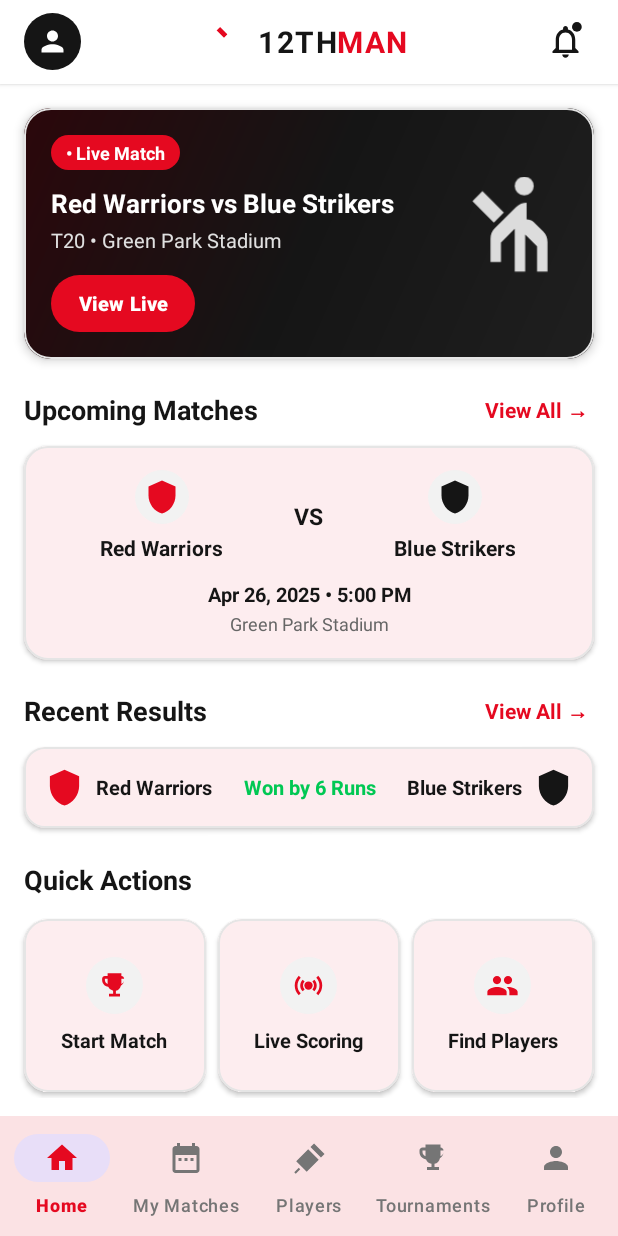
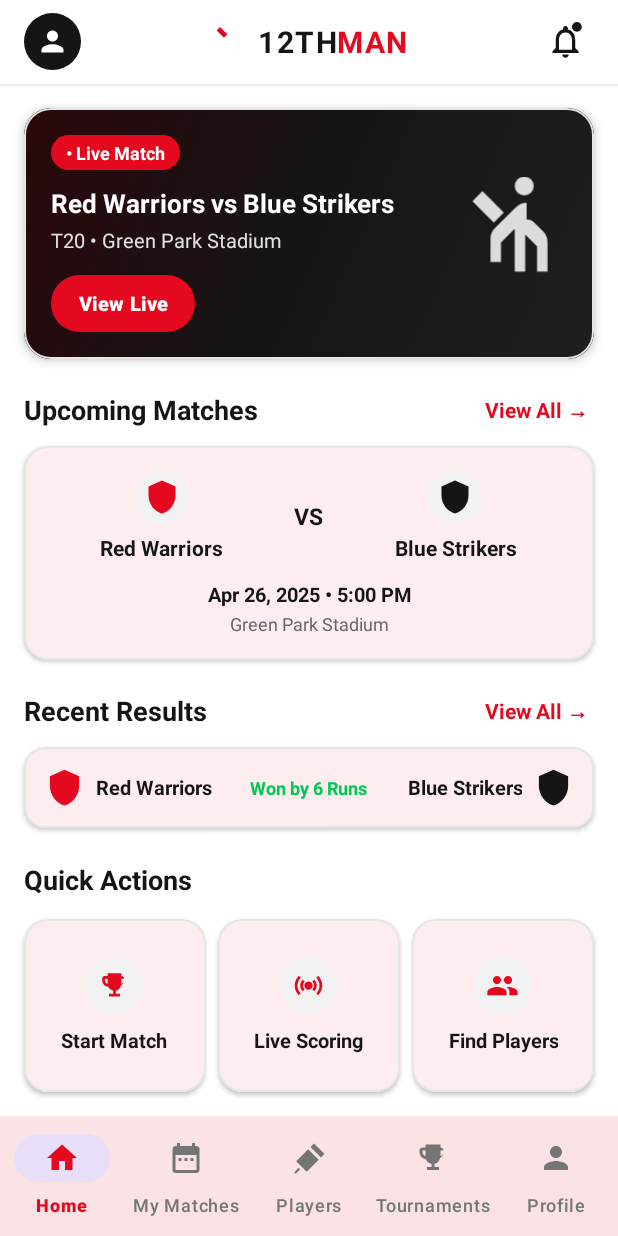
Before and after one commit to akashdeva2008-lang/12TH-MAN, an Android app built with Jetpack Compose: the HomeFragment screen opened through its navigation route, on a phone screen of 412 x 824 dp. Run offline under Robolectric (Android 15) with nearby library versions, the phone set to English and light mode, and no system bars; our stand-ins replace navigation-ui; network calls fail.

Commit message:
Fix status bar overlap, system window insets, bottom navigation positioning, and layout responsiveness

```diff
--- a/app/src/main/java/com/example/twelveman/MainActivity.kt
+++ b/app/src/main/java/com/example/twelveman/MainActivity.kt
@@ -1,8 +1,14 @@
 package com.example.twelveman
 
+import android.os.Build
 import android.os.Bundle
 import android.view.View
 import androidx.appcompat.app.AppCompatActivity
+import androidx.core.view.ViewCompat
+import androidx.core.view.WindowCompat
+import androidx.core.view.WindowInsetsCompat
+import androidx.core.view.updateLayoutParams
+import androidx.core.view.updatePadding
 import androidx.navigation.NavController
 import androidx.navigation.fragment.NavHostFragment
 import androidx.navigation.ui.setupWithNavController
@@ -13,12 +19,20 @@ open class MainActivity : AppCompatActivity() {
 
     private lateinit var binding: ActivityMainBinding
     private lateinit var navController: NavController
+    private var lastNavInsetsBottom = 0
 
     override fun onCreate(savedInstanceState: Bundle?) {
-        // Ensure saved theme mode is applied
+        // Ensure saved theme mode is applied before inflating views
         ThemeManager.applyTheme(ThemeManager.getTheme(this))
 
         super.onCreate(savedInstanceState)
+
+        // Enable edge-to-edge system window inset dispatching
+        WindowCompat.setDecorFitsSystemWindows(window, false)
+        if (Build.VERSION.SDK_INT >= Build.VERSION_CODES.Q) {
+            window.isNavigationBarContrastEnforced = false
+        }
+
         binding = ActivityMainBinding.inflate(layoutInflater)
         setContentView(binding.root)
 
@@ -28,9 +42,64 @@ open class MainActivity : AppCompatActivity() {
 
         binding.bottomNavigation.setupWithNavController(navController)
 
-        // Show/hide bottom navigation dynamically based on destination
+        // Setup WindowInsets listeners for safe status bar & navigation bar handling
+        setupWindowInsets()
+
+        // Show/hide bottom navigation dynamically and style status bar per destination
         navController.addOnDestinationChangedListener { _, destination, _ ->
-            when (destination.id) {
+            updateUIForDestination(destination.id)
+        }
+    }
+
+    private fun setupWindowInsets() {
+        ViewCompat.setOnApplyWindowInsetsListener(binding.mainRootLayout) { _, windowInsets ->
+            val statusBars = windowInsets.getInsets(
+                WindowInsetsCompat.Type.statusBars() or WindowInsetsCompat.Type.displayCutout()
+            )
+            val navigationBars = windowInsets.getInsets(
+                WindowInsetsCompat.Type.navigationBars()
+            )
+
+            // 1. Safe Status Bar Handling:
+            // Adjust statusBarScrim height to perfectly match status bar + cutout height
+            binding.statusBarScrim.updateLayoutParams {
+                height = statusBars.top
+            }
+            binding.statusBarScrim.visibility = if (statusBars.top > 0) View.VISIBLE else View.GONE
+
+            // 2. Horizontal cutout handling (for notches / landscape):
+            binding.mainRootLayout.updatePadding(
+                left = statusBars.left,
+                right = statusBars.right
+            )
+
+            // 3. Navigation bar insets:
+            lastNavInsetsBottom = navigationBars.bottom
+            applyBottomInsets()
+
+            windowInsets
+        }
+    }
+
+    private fun applyBottomInsets() {
+        if (binding.bottomNavigation.visibility == View.VISIBLE) {
+            // BottomNavigation receives padding for the gesture pill / nav bar
+            binding.bottomNavigation.updatePadding(bottom = lastNavInsetsBottom)
+            binding.navHostFragment.updatePadding(bottom = 0)
+        } else {
+            // When bottomNavigation is hidden, navHostFragment receives the bottom insets
+            // so bottom buttons/content never hide behind the navigation bar
+            binding.bottomNavigation.updatePadding(bottom = 0)
+            binding.navHostFragment.updatePadding(bottom = lastNavInsetsBottom)
+        }
+    }
+
+    private fun updateUIForDestination(destinationId: Int) {
+        val isDarkMode = ThemeManager.isDarkMode(this)
+        val windowInsetsController = WindowCompat.getInsetsController(window, window.decorView)
+
+        // Bottom Navigation visibility
+        when (destinationId) {
             R.id.homeFragment,
             R.id.playersFragment,
             R.id.umpiresFragment,
@@ -43,7 +112,31 @@ open class MainActivity : AppCompatActivity() {
                 binding.bottomNavigation.visibility = View.GONE
             }
         }
+        applyBottomInsets()
+
+        // Status bar scrim background and status icon contrast per destination
+        when (destinationId) {
+            R.id.homeFragment -> {
+                // Home screen has a light surface_white top bar
+                binding.statusBarScrim.setBackgroundResource(R.color.surface_white)
+                windowInsetsController.isAppearanceLightStatusBars = !isDarkMode
             }
+            R.id.loginFragment,
+            R.id.registerFragment,
+            R.id.roleSelectionFragment,
+            R.id.splashFragment -> {
+                binding.statusBarScrim.setBackgroundResource(R.color.bg_light)
+                windowInsetsController.isAppearanceLightStatusBars = !isDarkMode
+            }
+            else -> {
+                // Dark top bar headers across scoring, tournament, match details, profile, etc.
+                binding.statusBarScrim.setBackgroundResource(R.color.top_bar_dark_bg)
+                windowInsetsController.isAppearanceLightStatusBars = false
+            }
+        }
+
+        // Navigation bar icons contrast
+        windowInsetsController.isAppearanceLightNavigationBars = !isDarkMode
     }
 
     override fun onSupportNavigateUp(): Boolean {
--- a/app/src/main/java/com/example/twelveman/utils/ThemeManager.kt
+++ b/app/src/main/java/com/example/twelveman/utils/ThemeManager.kt
@@ -39,4 +39,9 @@ object ThemeManager {
         val savedTheme = getTheme(context)
         applyTheme(savedTheme)
     }
+
+    fun isDarkMode(context: Context): Boolean {
+        val currentNightMode = context.resources.configuration.uiMode and android.content.res.Configuration.UI_MODE_NIGHT_MASK
+        return currentNightMode == android.content.res.Configuration.UI_MODE_NIGHT_YES
+    }
 }
--- a/app/src/main/res/layout/activity_main.xml
+++ b/app/src/main/res/layout/activity_main.xml
@@ -1,10 +1,21 @@
 <?xml version="1.0" encoding="utf-8"?>
 <androidx.constraintlayout.widget.ConstraintLayout xmlns:android="http://schemas.android.com/apk/res/android"
     xmlns:app="http://schemas.android.com/apk/res-auto"
+    android:id="@+id/mainRootLayout"
     android:layout_width="match_parent"
     android:layout_height="match_parent"
     android:animateLayoutChanges="true"
     android:background="@color/bg_light">
+
+    <!-- Status Bar Scrim to guarantee safe area for top toolbar -->
+    <View
+        android:id="@+id/statusBarScrim"
+        android:layout_width="0dp"
+        android:layout_height="0dp"
+        android:background="@color/surface_white"
+        app:layout_constraintEnd_toEndOf="parent"
+        app:layout_constraintStart_toStartOf="parent"
+        app:layout_constraintTop_toTopOf="parent" />
 
     <androidx.fragment.app.FragmentContainerView
         android:id="@+id/navHostFragment"
@@ -15,7 +26,7 @@
         app:layout_constraintBottom_toTopOf="@id/bottomNavigation"
         app:layout_constraintEnd_toEndOf="parent"
         app:layout_constraintStart_toStartOf="parent"
-        app:layout_constraintTop_toTopOf="parent"
+        app:layout_constraintTop_toBottomOf="@id/statusBarScrim"
         app:navGraph="@navigation/nav_graph" />
 
     <com.google.android.material.bottomnavigation.BottomNavigationView
@@ -25,8 +36,8 @@
         android:background="@color/bottom_nav_bg"
         app:elevation="8dp"
         app:itemIconTint="@color/bottom_nav_color"
+        app:itemRippleColor="@color/status_red_bg"
         app:itemTextColor="@color/bottom_nav_color"
-        app:itemRippleColor="@color/status_red_bg"
         app:labelVisibilityMode="labeled"
         app:layout_constraintBottom_toBottomOf="parent"
         app:layout_constraintEnd_toEndOf="parent"
--- a/app/src/main/res/layout/fragment_home.xml
+++ b/app/src/main/res/layout/fragment_home.xml
@@ -125,6 +125,8 @@
                         android:layout_width="wrap_content"
                         android:layout_height="wrap_content"
                         android:layout_marginTop="10dp"
+                        android:ellipsize="end"
+                        android:maxLines="2"
                         android:text="Red Warriors vs Blue Strikers"
                         android:textColor="@color/pure_white"
                         android:textSize="17sp"
@@ -249,6 +251,9 @@
                             android:layout_width="wrap_content"
                             android:layout_height="wrap_content"
                             android:layout_marginTop="6dp"
+                            android:ellipsize="end"
+                            android:gravity="center"
+                            android:maxLines="1"
                             android:text="Red Warriors"
                             android:textColor="@color/header_black"
                             android:textSize="14sp"
@@ -285,6 +290,9 @@
                             android:layout_width="wrap_content"
                             android:layout_height="wrap_content"
                             android:layout_marginTop="6dp"
+                            android:ellipsize="end"
+                            android:gravity="center"
+                            android:maxLines="1"
                             android:text="Blue Strikers"
                             android:textColor="@color/header_black"
                             android:textSize="14sp"
@@ -375,28 +383,35 @@
                     app:tint="@color/primary_red" />
 
                 <TextView
-                    android:layout_width="wrap_content"
+                    android:layout_width="0dp"
                     android:layout_height="wrap_content"
                     android:layout_marginStart="8dp"
+                    android:layout_weight="1"
+                    android:ellipsize="end"
+                    android:maxLines="1"
                     android:text="Red Warriors"
                     android:textColor="@color/header_black"
                     android:textSize="13sp"
                     android:textStyle="bold" />
 
                 <TextView
-                    android:layout_width="0dp"
+                    android:layout_width="wrap_content"
                     android:layout_height="wrap_content"
-                    android:layout_weight="1"
                     android:gravity="center"
+                    android:paddingHorizontal="6dp"
                     android:text="Won by 6 Runs"
                     android:textColor="@color/accent_green"
-                    android:textSize="13sp"
+                    android:textSize="12sp"
                     android:textStyle="bold" />
 
                 <TextView
-                    android:layout_width="wrap_content"
+                    android:layout_width="0dp"
                     android:layout_height="wrap_content"
                     android:layout_marginEnd="8dp"
+                    android:layout_weight="1"
+                    android:ellipsize="end"
+                    android:gravity="end"
+                    android:maxLines="1"
                     android:text="Blue Strikers"
                     android:textColor="@color/header_black"
                     android:textSize="13sp"
@@ -462,6 +477,9 @@
                         android:layout_width="wrap_content"
                         android:layout_height="wrap_content"
                         android:layout_marginTop="8dp"
+                        android:ellipsize="end"
+                        android:gravity="center"
+                        android:maxLines="1"
                         android:text="Start Match"
                         android:textColor="@color/header_black"
                         android:textSize="13sp"
@@ -503,6 +521,9 @@
                         android:layout_width="wrap_content"
                         android:layout_height="wrap_content"
                         android:layout_marginTop="8dp"
+                        android:ellipsize="end"
+                        android:gravity="center"
+                        android:maxLines="1"
                         android:text="Live Scoring"
                         android:textColor="@color/header_black"
                         android:textSize="13sp"
@@ -544,6 +565,9 @@
                         android:layout_width="wrap_content"
                         android:layout_height="wrap_content"
                         android:layout_marginTop="8dp"
+                        android:ellipsize="end"
+                        android:gravity="center"
+                        android:maxLines="1"
                         android:text="Find Players"
                         android:textColor="@color/header_black"
                         android:textSize="13sp"
--- a/app/src/main/res/values-night/themes.xml
+++ b/app/src/main/res/values-night/themes.xml
@@ -11,8 +11,8 @@
         <item name="colorOnTertiary">#FFFFFF</item>
         <item name="colorSurface">@color/surface_white</item>
         <item name="colorOnSurface">@color/text_primary</item>
-        <item name="android:statusBarColor">#121212</item>
-        <item name="android:navigationBarColor">#1E1E1E</item>
+        <item name="android:statusBarColor">@android:color/transparent</item>
+        <item name="android:navigationBarColor">@android:color/transparent</item>
         <item name="android:windowBackground">@color/bg_light</item>
 
         <!-- Typography & Text Styling -->
--- a/app/src/main/res/values/themes.xml
+++ b/app/src/main/res/values/themes.xml
@@ -11,8 +11,8 @@
         <item name="colorOnTertiary">@color/pure_white</item>
         <item name="colorSurface">@color/surface_white</item>
         <item name="colorOnSurface">@color/text_primary</item>
-        <item name="android:statusBarColor">@color/header_black</item>
-        <item name="android:navigationBarColor">@color/surface_white</item>
+        <item name="android:statusBarColor">@android:color/transparent</item>
+        <item name="android:navigationBarColor">@android:color/transparent</item>
         <item name="android:windowBackground">@color/bg_light</item>
 
         <!-- Typography & Text Styling -->
```
Lines whose indentation alone changed are shown as unchanged.
